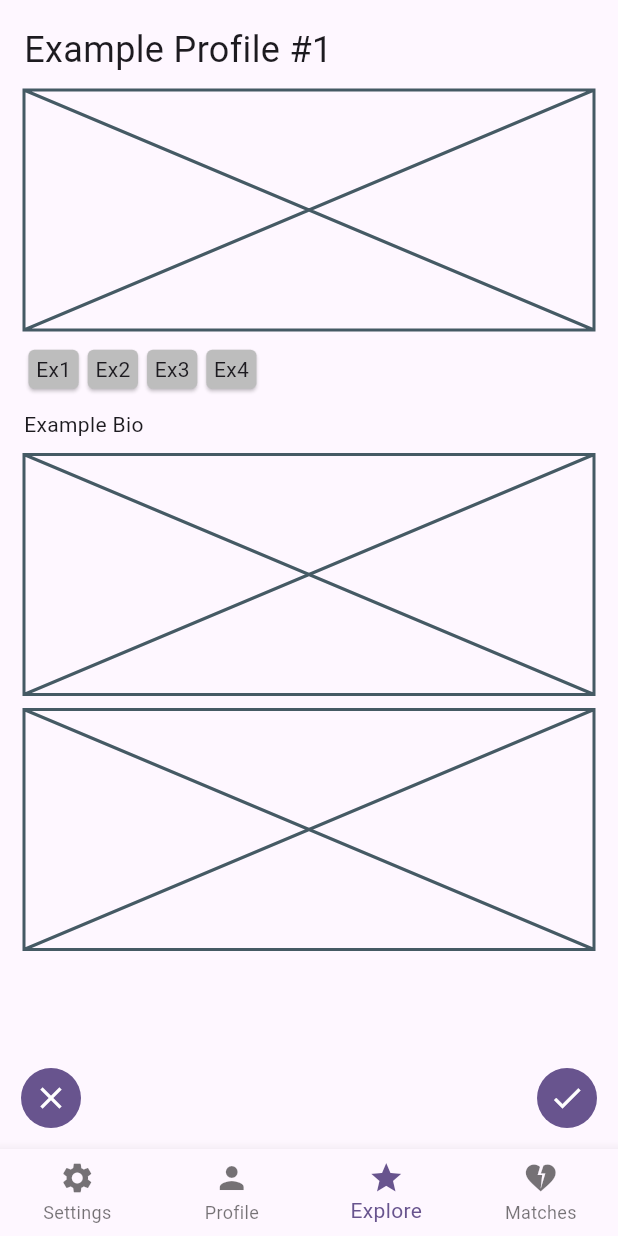
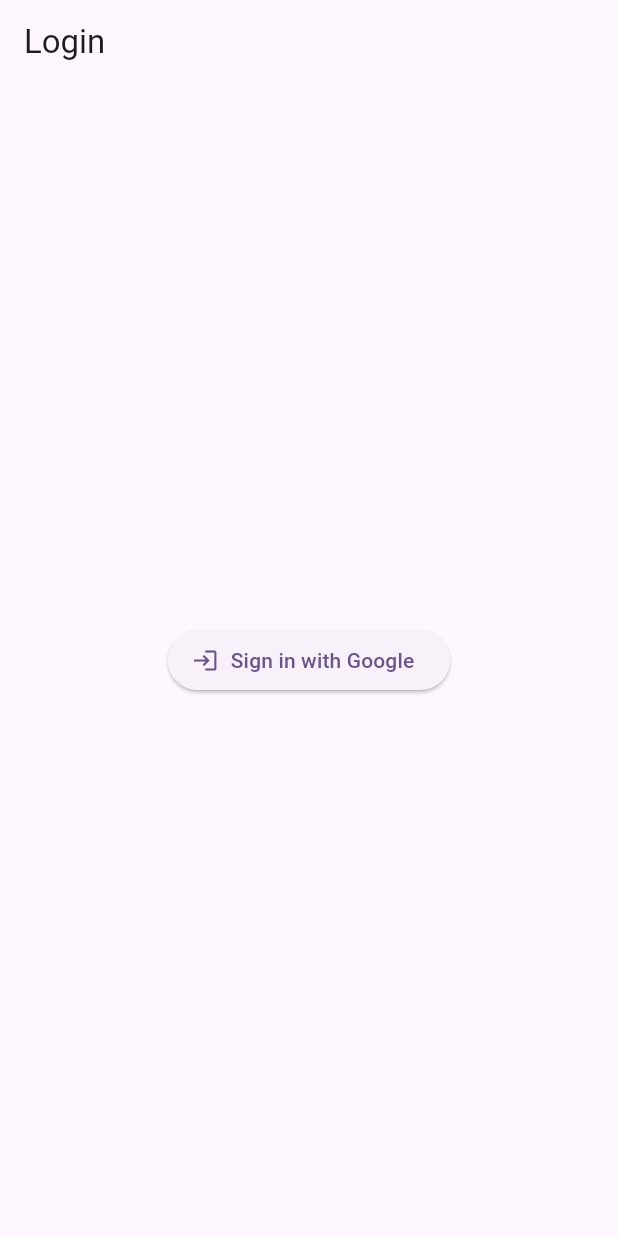
Before and after one commit to ChicoState/archenemy, a Flutter app: the screen it shows after launch, on a phone screen of 412 x 824 dp. Run offline on Flutter 3.47's test engine with Material 3 defaults, Android fonts, the phone set to English and light mode, and no system bars; our stand-ins replace firebase_auth, firebase_core, google_sign_in, logger; accounts and stored records are empty.

Commit message:
hoping this is smaller number of files that still works

```diff
--- /dev/null
+++ b/lib/login.dart
@@ -0,0 +1,28 @@
+import 'package:flutter/material.dart';
+import 'auth_service.dart';
+import 'main.dart';
+
+class LoginPage extends StatelessWidget {
+  final AuthService authService = AuthService();
+
+  @override
+  Widget build(BuildContext context) {
+    return Scaffold(
+      appBar: AppBar(title: const Text("Login")),
+      body: Center(
+        child: ElevatedButton.icon(
+          icon: const Icon(Icons.login),
+          label: const Text("Sign in with Google"),
+          onPressed: () async {
+            final user = await authService.signInWithGoogle();
+            if (user != null && context.mounted) {
+              Navigator.of(context).pushReplacement(
+                MaterialPageRoute(builder: (_) => const App()),
+              );
+            }
+          },
+        ),
+      ),
+    );
+  }
+}
--- a/lib/main.dart
+++ b/lib/main.dart
@@ -1,8 +1,14 @@
 import 'package:flutter/material.dart';
+import 'package:firebase_core/firebase_core.dart';
+import 'firebase_options.dart';
 import 'profile.dart';
 import 'matches.dart';
+import 'login.dart';
+import 'api.dart';
 
-void main() {
+void main() async {
+  WidgetsFlutterBinding.ensureInitialized();
+  await init(); // this calls Firebase.initializeApp under the hood
   runApp(Root());
 }
 
@@ -16,7 +22,7 @@
           colorScheme: ColorScheme.fromSeed(seedColor: Colors.deepPurple),
           useMaterial3: true,
         ),
-        home: App());
+        home: LoginPage());
   }
 }
 
--- a/pubspec.yaml
+++ b/pubspec.yaml
@@ -37,6 +37,7 @@
   firebase_auth: ^5.5.1
   logger: ^2.5.0
   firebase_core: ^3.12.1
+  google_sign_in: ^6.3.0
 
 dev_dependencies:
   flutter_test:
```
Also changed, not shown: lib/api.dart (+5 -7 lines), lib/auth_service.dart (added, +31 -0 lines), lib/firebase_options.dart, 4 other files.
